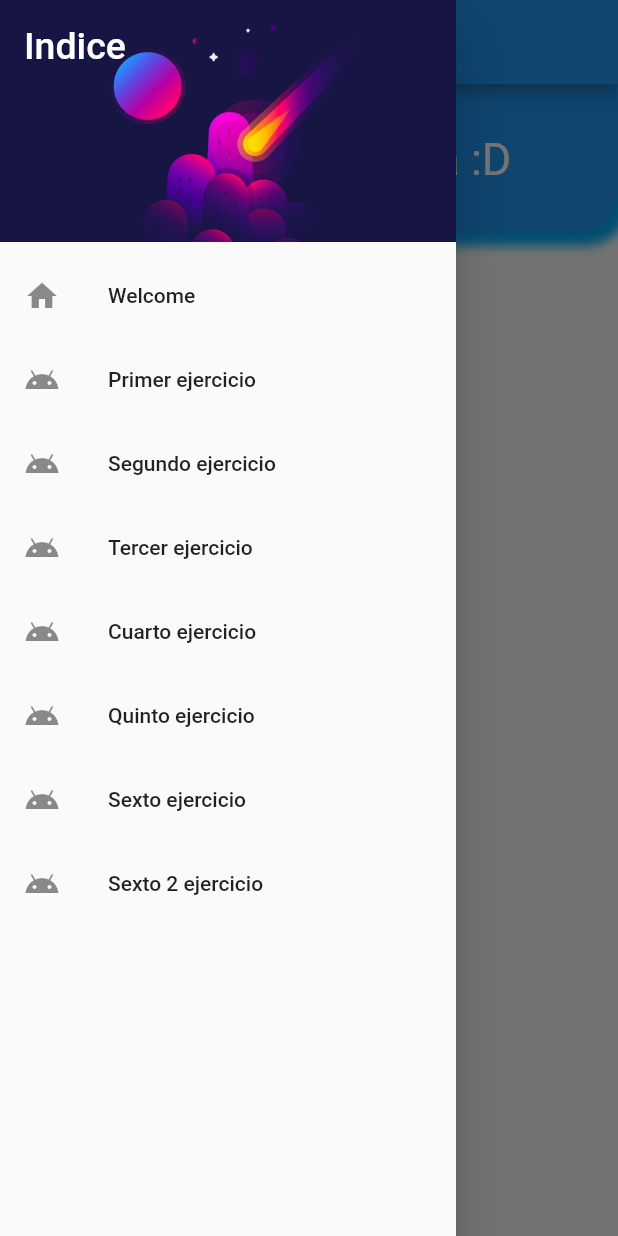
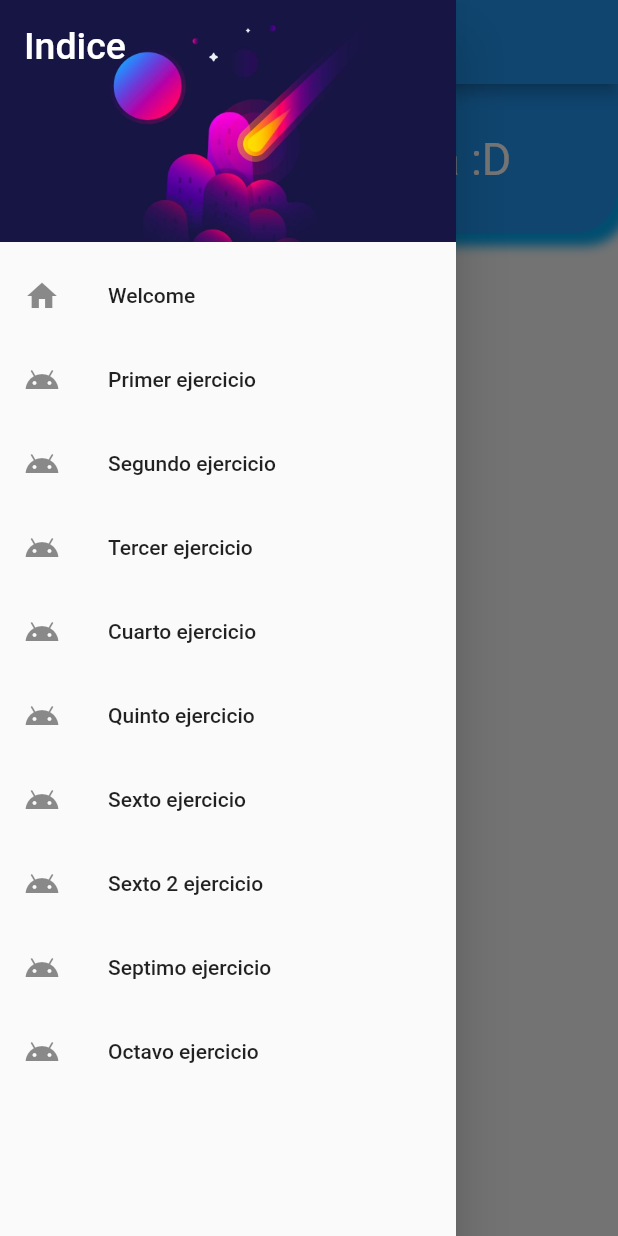
Before and after one commit to Dino-404/Ejercicios-Flutter, a Flutter app: the Sixth2Route screen opened by its route, with the side drawer open, on a phone screen of 412 x 824 dp. Run offline on Flutter 3.47's test engine with Material 2 defaults, Android fonts, the phone set to English and light mode, and no system bars.

Commit message:
Quitar errores y ejercicios 7 y 8

```diff
--- a/lib/NavDrawer.dart
+++ b/lib/NavDrawer.dart
@@ -1,8 +1,10 @@
-// ignore_for_file: prefer_const_constructors, sort_child_properties_last
+// ignore_for_file: prefer_const_constructors, sort_child_properties_last, file_names
 
 import 'package:flutter/material.dart';
 
 class NavDrawer extends StatelessWidget {
+  const NavDrawer({super.key});
+
   @override
   Widget build(BuildContext context) {
     return Drawer(
@@ -59,6 +61,16 @@ class NavDrawer extends StatelessWidget {
             title: Text('Sexto 2 ejercicio'),
             onTap: () => {Navigator.pushNamed(context, "/seis2")},
           ),
+          ListTile(
+            leading: Icon(Icons.android_rounded),
+            title: Text('Septimo ejercicio'),
+            onTap: () => {Navigator.pushNamed(context, "/siete")},
+          ),
+          ListTile(
+            leading: Icon(Icons.android_rounded),
+            title: Text('Octavo ejercicio'),
+            onTap: () => {Navigator.pushNamed(context, "/ocho")},
+          ),
         ],
       ),
     );
--- a/lib/ejercicio1.dart
+++ b/lib/ejercicio1.dart
@@ -1,3 +1,5 @@
+// ignore_for_file: prefer_const_constructors
+
 import 'package:flutter/material.dart';
 
 import 'NavDrawer.dart';
--- a/lib/ejercicio2.dart
+++ b/lib/ejercicio2.dart
@@ -1,5 +1,6 @@
+// ignore_for_file: prefer_const_constructors
+
 import 'package:flutter/material.dart';
-import 'package:proyectito/main.dart';
 
 import 'NavDrawer.dart';
 
--- a/lib/ejercicio3.dart
+++ b/lib/ejercicio3.dart
@@ -1,3 +1,5 @@
+// ignore_for_file: prefer_const_literals_to_create_immutables, prefer_const_constructors
+
 import 'package:flutter/material.dart';
 
 import 'NavDrawer.dart';
--- a/lib/ejercicio4.dart
+++ b/lib/ejercicio4.dart
@@ -1,3 +1,5 @@
+// ignore_for_file: prefer_const_constructors
+
 import 'package:flutter/material.dart';
 import 'package:proyectito/containerPersonalizado.dart';
 
@@ -10,7 +12,7 @@ class FourthRoute extends StatelessWidget {
     return Scaffold(
         drawer: NavDrawer(),
         appBar: AppBar(
-          title: Text("Fourth Route"),
+          title: const Text("Fourth Route"),
         ),
         //  Container personalizado
         body: ContainerPersonalizado.CreatecontainerContainer(
--- a/lib/ejercicio5.dart
+++ b/lib/ejercicio5.dart
@@ -1,3 +1,5 @@
+// ignore_for_file: prefer_const_constructors
+
 import 'package:flutter/material.dart';
 
 import 'NavDrawer.dart';
--- a/lib/ejercicio6-1.dart
+++ b/lib/ejercicio6-1.dart
@@ -1,4 +1,4 @@
-// ignore_for_file: prefer_const_constructors
+// ignore_for_file: prefer_const_constructors, file_names
 
 import 'package:flutter/material.dart';
 
@@ -6,7 +6,6 @@ import 'NavDrawer.dart';
 
 class SixthRoute extends StatelessWidget {
   const SixthRoute({super.key});
-
   @override
   Widget build(BuildContext context) {
     return Scaffold(
@@ -15,23 +14,7 @@ class SixthRoute extends StatelessWidget {
           title: Text("Sixth Route"),
         ),
         //  Container personalizado
-        body: const MyStatefulWidget());
-  }
-}
-
-class MyStatefulWidget extends StatefulWidget {
-  const MyStatefulWidget({super.key});
-
-  @override
-  State<MyStatefulWidget> createState() => _MyStatefulWidgetState();
-}
-
-class _MyStatefulWidgetState extends State<MyStatefulWidget> {
-  bool selected = false;
-
-  @override
-  Widget build(BuildContext context) {
-    return Align(
+        body: Align(
             alignment: Alignment.topCenter,
             child: Container(
               margin: EdgeInsets.all(20),
@@ -52,7 +35,6 @@ class _MyStatefulWidgetState extends State<MyStatefulWidget> {
                   color: Colors.orange,
                 ),
               ),
-      ),
-    );
+            )));
   }
 }
--- a/lib/ejercicio6-2.dart
+++ b/lib/ejercicio6-2.dart
@@ -1,4 +1,4 @@
-// ignore_for_file: prefer_const_constructors
+// ignore_for_file: prefer_const_constructors, prefer_const_literals_to_create_immutables, file_names
 
 import 'package:flutter/material.dart';
 
@@ -6,32 +6,15 @@ import 'NavDrawer.dart';
 
 class Sixth2Route extends StatelessWidget {
   const Sixth2Route({super.key});
-
   @override
   Widget build(BuildContext context) {
     return Scaffold(
         drawer: NavDrawer(),
         appBar: AppBar(
-          title: Text("Sixth Route"),
+          title: Text("Sixth 2 Route"),
         ),
         //  Container personalizado
-        body: const MyStatefulWidget());
-  }
-}
-
-class MyStatefulWidget extends StatefulWidget {
-  const MyStatefulWidget({super.key});
-
-  @override
-  State<MyStatefulWidget> createState() => _MyStatefulWidgetState();
-}
-
-class _MyStatefulWidgetState extends State<MyStatefulWidget> {
-  bool selected = false;
-
-  @override
-  Widget build(BuildContext context) {
-    return Container(
+        body: Container(
           height: 100,
           width: double.infinity,
           decoration: BoxDecoration(
@@ -56,6 +39,6 @@ class _MyStatefulWidgetState extends State<MyStatefulWidget> {
               color: Colors.white,
             ),
           ),
-    );
+        ));
   }
 }
```
Also changed, not shown: lib/containerPersonalizado.dart (+3 -5 lines), lib/ejercicio7.dart (+60 -0 lines), lib/ejercicio8.dart (+93 -0 lines), lib/main.dart (+6 -11 lines). Lines whose indentation alone changed are shown as unchanged.
